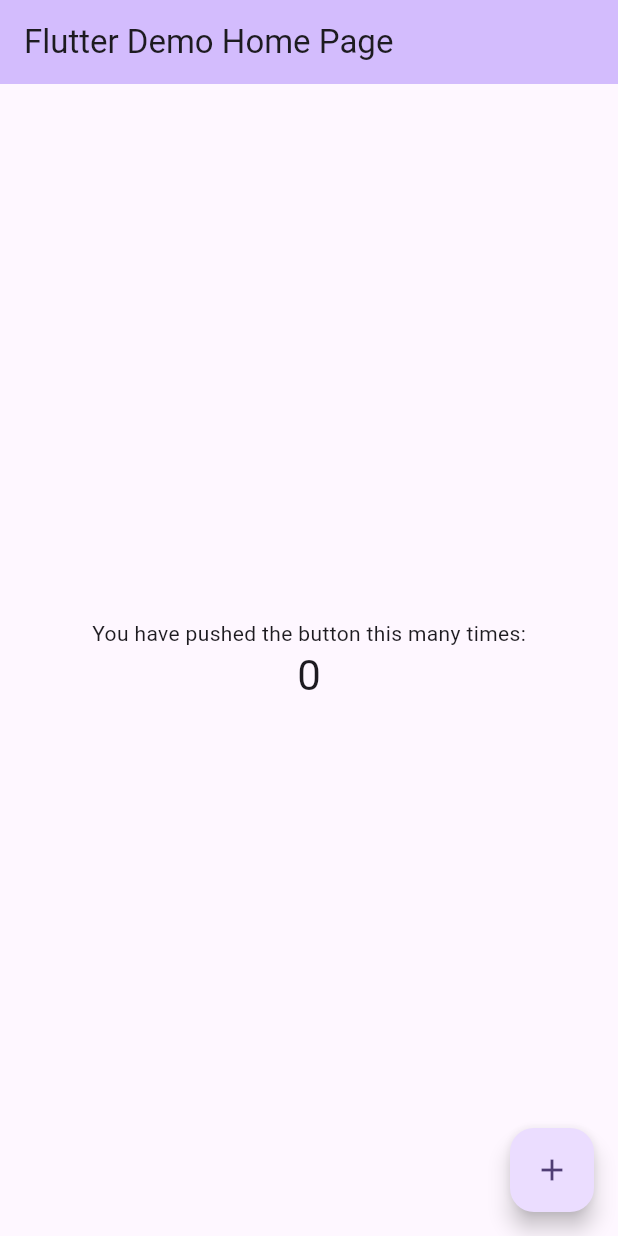
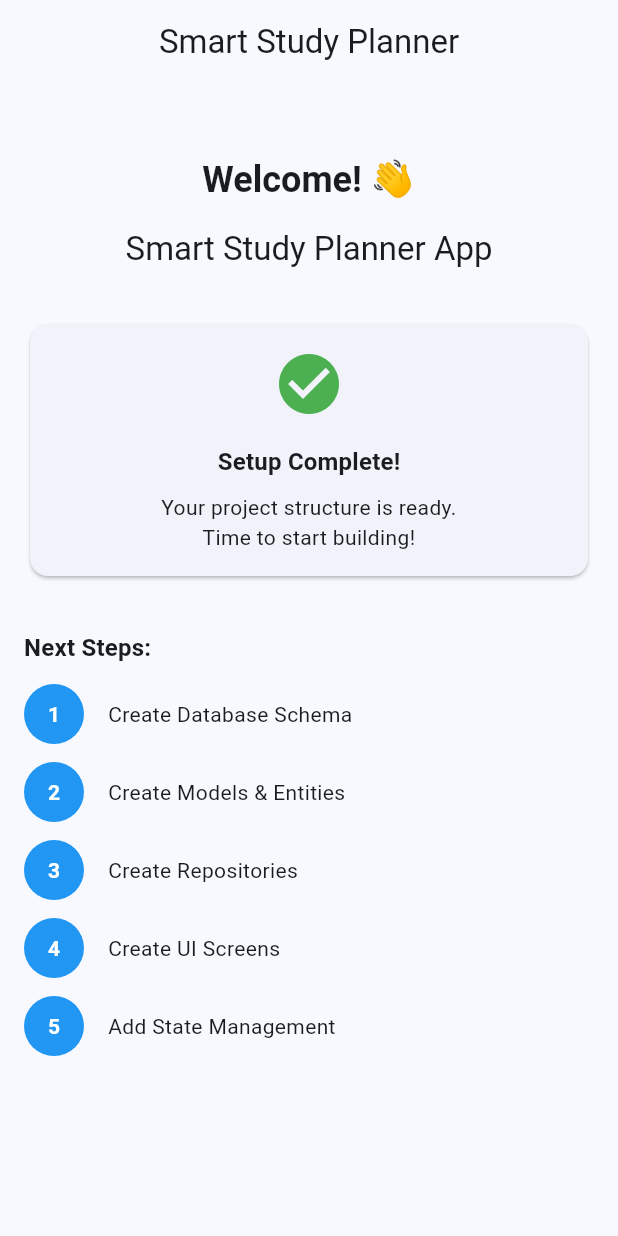
Before and after one commit to ansar7787/smart-study-planner, a Flutter app: the screen it shows after launch, on a phone screen of 412 x 824 dp. Run offline on Flutter 3.47's test engine with Material 3 defaults, Android fonts, the phone set to English and light mode, and no system bars; our stand-ins replace flutter_riverpod.

Commit message:
chore: add core project folder structure

```diff
--- /dev/null
+++ b/lib/core/constants/app_constants.dart
@@ -0,0 +1,82 @@
+class UIConstants {
+  // Padding & Margins
+  static const double defaultPadding = 16.0;
+  static const double smallPadding = 8.0;
+  static const double largePadding = 24.0;
+
+  // Border Radius
+  static const double defaultBorderRadius = 12.0;
+  static const double smallBorderRadius = 8.0;
+  static const double largeBorderRadius = 16.0;
+
+  // Icon sizes
+  static const double smallIcon = 16.0;
+  static const double defaultIcon = 24.0;
+  static const double largeIcon = 32.0;
+
+  // Font sizes
+  static const double bodyFontSize = 14.0;
+  static const double headingFontSize = 20.0;
+  static const double titleFontSize = 24.0;
+}
+
+class AppConstants {
+  // API endpoints
+  static const String baseUrl = 'https://your-api.com';
+
+  // Database
+  static const String dbName = 'smart_study_planner.db';
+  static const int dbVersion = 1;
+
+  // Firebase
+  static const String firebaseProjectId = 'your-project-id';
+
+  // Duration
+  static const Duration animationDuration = Duration(milliseconds: 300);
+
+  // Validation
+  static const int minPasswordLength = 6;
+  static const int maxNameLength = 50;
+}
+
+class RegexPatterns {
+  static const String emailPattern =
+      r'^[a-zA-Z0-9._%+-]+@[a-zA-Z0-9.-]+\.[a-zA-Z]{2,}$';
+
+  static const String passwordPattern =
+      r'^(?=.*[a-z])(?=.*[A-Z])(?=.*\d)(?=.*[@$!%*?&])[A-Za-z\d@$!%*?&]{8,}$';
+}
+
+class TaskPriorities {
+  static const String critical = 'critical';
+  static const String high = 'high';
+  static const String medium = 'medium';
+  static const String low = 'low';
+
+  static const List<String> all = [critical, high, medium, low];
+}
+
+class TaskStatus {
+  static const String todo = 'todo';
+  static const String inProgress = 'in_progress';
+  static const String completed = 'completed';
+
+  static const List<String> all = [todo, inProgress, completed];
+}
+
+class UserRoles {
+  static const String admin = 'admin';
+  static const String student = 'student';
+  static const String teacher = 'teacher';
+
+  static const List<String> all = [admin, student, teacher];
+}
+
+class NotificationTypes {
+  static const String alert = 'alert';
+  static const String reminder = 'reminder';
+  static const String deadline = 'deadline';
+  static const String message = 'message';
+
+  static const List<String> all = [alert, reminder, deadline, message];
+}
--- a/lib/main.dart
+++ b/lib/main.dart
@@ -1,121 +1,141 @@
 import 'package:flutter/material.dart';
+import 'package:flutter_riverpod/flutter_riverpod.dart';
+import 'package:smart_study_planner_app/core/constants/app_constants.dart';
 
 void main() {
-  runApp(const MyApp());
+  runApp(const ProviderScope(child: MyApp()));
 }
 
 class MyApp extends StatelessWidget {
   const MyApp({super.key});
 
-  // This widget is the root of your application.
   @override
   Widget build(BuildContext context) {
     return MaterialApp(
-      title: 'Flutter Demo',
+      title: 'Smart Study Planner',
+      debugShowCheckedModeBanner: false,
       theme: ThemeData(
-        // This is the theme of your application.
-        //
-        // TRY THIS: Try running your application with "flutter run". You'll see
-        // the application has a purple toolbar. Then, without quitting the app,
-        // try changing the seedColor in the colorScheme below to Colors.green
-        // and then invoke "hot reload" (save your changes or press the "hot
-        // reload" button in a Flutter-supported IDE, or press "r" if you used
-        // the command line to start the app).
-        //
-        // Notice that the counter didn't reset back to zero; the application
-        // state is not lost during the reload. To reset the state, use hot
-        // restart instead.
-        //
-        // This works for code too, not just values: Most code changes can be
-        // tested with just a hot reload.
-        colorScheme: .fromSeed(seedColor: Colors.deepPurple),
+        useMaterial3: true,
+        colorScheme: ColorScheme.fromSeed(
+          seedColor: Colors.blue,
+          brightness: Brightness.light,
+        ),
+        appBarTheme: const AppBarTheme(centerTitle: true, elevation: 0),
       ),
-      home: const MyHomePage(title: 'Flutter Demo Home Page'),
+      darkTheme: ThemeData(
+        useMaterial3: true,
+        colorScheme: ColorScheme.fromSeed(
+          seedColor: Colors.blue,
+          brightness: Brightness.dark,
+        ),
+      ),
+      themeMode: ThemeMode.system,
+      home: const HomeScreen(),
     );
   }
 }
 
-class MyHomePage extends StatefulWidget {
-  const MyHomePage({super.key, required this.title});
-
-  // This widget is the home page of your application. It is stateful, meaning
-  // that it has a State object (defined below) that contains fields that affect
-  // how it looks.
-
-  // This class is the configuration for the state. It holds the values (in this
-  // case the title) provided by the parent (in this case the App widget) and
-  // used by the build method of the State. Fields in a Widget subclass are
-  // always marked "final".
-
-  final String title;
-
-  @override
-  State<MyHomePage> createState() => _MyHomePageState();
-}
-
-class _MyHomePageState extends State<MyHomePage> {
-  int _counter = 0;
-
-  void _incrementCounter() {
-    setState(() {
-      // This call to setState tells the Flutter framework that something has
-      // changed in this State, which causes it to rerun the build method below
-      // so that the display can reflect the updated values. If we changed
-      // _counter without calling setState(), then the build method would not be
-      // called again, and so nothing would appear to happen.
-      _counter++;
-    });
-  }
+class HomeScreen extends StatelessWidget {
+  const HomeScreen({super.key});
 
   @override
   Widget build(BuildContext context) {
-    // This method is rerun every time setState is called, for instance as done
-    // by the _incrementCounter method above.
-    //
-    // The Flutter framework has been optimized to make rerunning build methods
-    // fast, so that you can just rebuild anything that needs updating rather
-    // than having to individually change instances of widgets.
     return Scaffold(
       appBar: AppBar(
-        // TRY THIS: Try changing the color here to a specific color (to
-        // Colors.amber, perhaps?) and trigger a hot reload to see the AppBar
-        // change color while the other colors stay the same.
-        backgroundColor: Theme.of(context).colorScheme.inversePrimary,
-        // Here we take the value from the MyHomePage object that was created by
-        // the App.build method, and use it to set our appbar title.
-        title: Text(widget.title),
+        title: const Text('Smart Study Planner'),
+        centerTitle: true,
       ),
-      body: Center(
-        // Center is a layout widget. It takes a single child and positions it
-        // in the middle of the parent.
+      body: SingleChildScrollView(
+        padding: const EdgeInsets.all(UIConstants.defaultPadding),
         child: Column(
-          // Column is also a layout widget. It takes a list of children and
-          // arranges them vertically. By default, it sizes itself to fit its
-          // children horizontally, and tries to be as tall as its parent.
-          //
-          // Column has various properties to control how it sizes itself and
-          // how it positions its children. Here we use mainAxisAlignment to
-          // center the children vertically; the main axis here is the vertical
-          // axis because Columns are vertical (the cross axis would be
-          // horizontal).
-          //
-          // TRY THIS: Invoke "debug painting" (choose the "Toggle Debug Paint"
-          // action in the IDE, or press "p" in the console), to see the
-          // wireframe for each widget.
-          mainAxisAlignment: .center,
+          crossAxisAlignment: CrossAxisAlignment.stretch,
           children: [
-            const Text('You have pushed the button this many times:'),
+            const SizedBox(height: 32),
             Text(
-              '$_counter',
-              style: Theme.of(context).textTheme.headlineMedium,
+              'Welcome! 👋',
+              textAlign: TextAlign.center,
+              style: Theme.of(
+                context,
+              ).textTheme.headlineSmall?.copyWith(fontWeight: FontWeight.w700),
             ),
+            const SizedBox(height: 16),
+            Text(
+              'Smart Study Planner App',
+              textAlign: TextAlign.center,
+              style: Theme.of(context).textTheme.titleLarge,
+            ),
+            const SizedBox(height: 32),
+            Card(
+              child: Padding(
+                padding: const EdgeInsets.all(UIConstants.defaultPadding),
+                child: Column(
+                  children: [
+                    const Icon(
+                      Icons.check_circle,
+                      size: 48,
+                      color: Colors.green,
+                    ),
+                    const SizedBox(height: 16),
+                    Text(
+                      'Setup Complete!',
+                      style: Theme.of(context).textTheme.titleMedium?.copyWith(
+                        fontWeight: FontWeight.w600,
+                      ),
+                    ),
+                    const SizedBox(height: 8),
+                    Text(
+                      'Your project structure is ready.\nTime to start building!',
+                      textAlign: TextAlign.center,
+                      style: Theme.of(context).textTheme.bodyMedium,
+                    ),
+                  ],
+                ),
+              ),
+            ),
+            const SizedBox(height: 32),
+            Text(
+              'Next Steps:',
+              style: Theme.of(
+                context,
+              ).textTheme.titleMedium?.copyWith(fontWeight: FontWeight.w600),
+            ),
+            const SizedBox(height: 12),
+            _buildStep(context, '1', 'Create Database Schema'),
+            _buildStep(context, '2', 'Create Models & Entities'),
+            _buildStep(context, '3', 'Create Repositories'),
+            _buildStep(context, '4', 'Create UI Screens'),
+            _buildStep(context, '5', 'Add State Management'),
           ],
         ),
       ),
-      floatingActionButton: FloatingActionButton(
-        onPressed: _incrementCounter,
-        tooltip: 'Increment',
-        child: const Icon(Icons.add),
+    );
+  }
+
+  Widget _buildStep(BuildContext context, String number, String title) {
+    return Padding(
+      padding: const EdgeInsets.only(bottom: 12),
+      child: Row(
+        children: [
+          Container(
+            width: 40,
+            height: 40,
+            decoration: BoxDecoration(
+              color: Colors.blue,
+              shape: BoxShape.circle,
+            ),
+            child: Center(
+              child: Text(
+                number,
+                style: const TextStyle(
+                  color: Colors.white,
+                  fontWeight: FontWeight.w600,
+                ),
+              ),
+            ),
+          ),
+          const SizedBox(width: 16),
+          Text(title, style: Theme.of(context).textTheme.bodyMedium),
+        ],
       ),
     );
   }
```
Also changed, not shown: lib/core/constants/string_constants.dart (added, +85 -0 lines), lib/core/errors/error_handler.dart (added, +109 -0 lines), lib/core/errors/exceptions.dart (added, +58 -0 lines).
